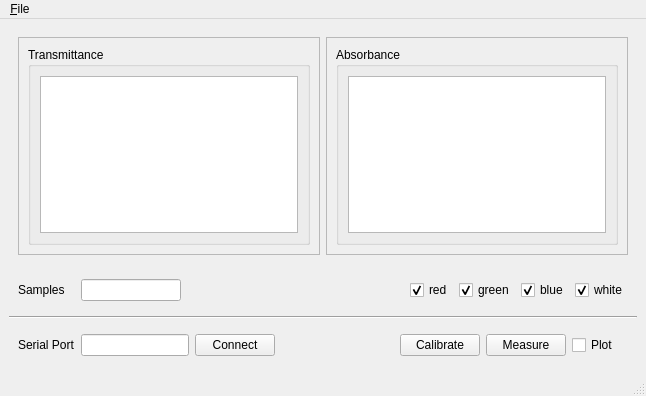
The window that python/Colorimeter/colorimeter/gui/basic/basic.ui (iorodeo/colorimeter) describes before a commit, drawn with Qt 5.
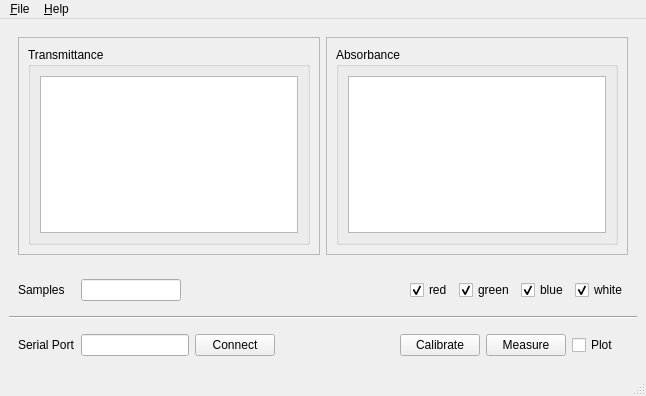
The same window after the commit.

Commit message: Added About dialogs w/ version number information. Set fake measure flag to False. Prettified saving for basic program.

```diff
--- a/python/Colorimeter/colorimeter/gui/basic/basic.ui
+++ b/python/Colorimeter/colorimeter/gui/basic/basic.ui
@@ -319,7 +319,14 @@
     </property>
     <addaction name="actionSave"/>
    </widget>
+   <widget class="QMenu" name="menu_Help">
+    <property name="title">
+     <string>&amp;Help</string>
+    </property>
+    <addaction name="actionAbout"/>
+   </widget>
    <addaction name="menu_File"/>
+   <addaction name="menu_Help"/>
   </widget>
   <widget class="QStatusBar" name="statusbar"/>
   <action name="actionSave">
```
Left out of the diff: 5 changed lines with no effect on the pictures. The commit also changes 10 other files.
